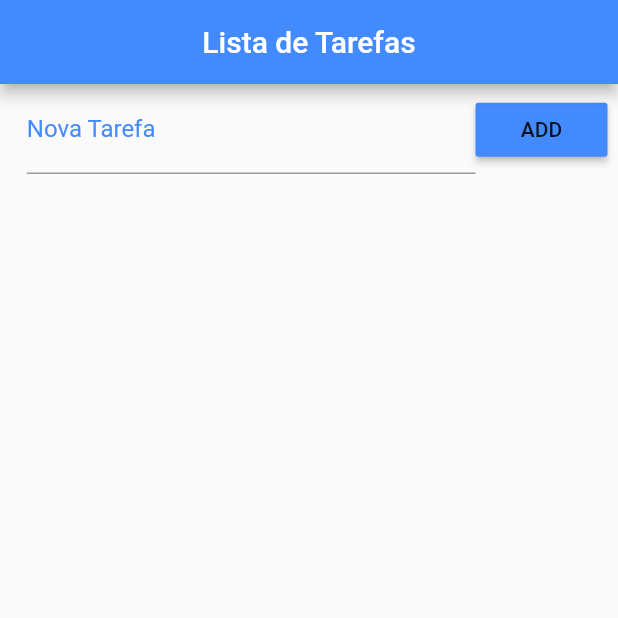
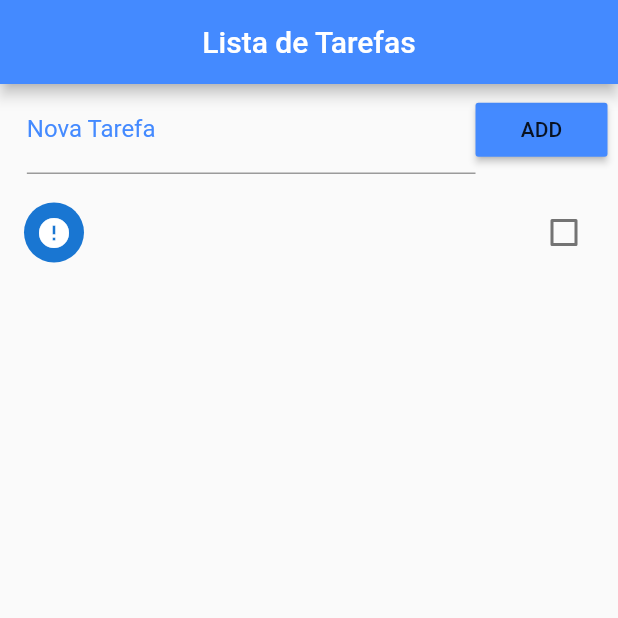
Before and after one commit to Gileade/Flutter-ListaDeTarefas, a Flutter app: the screen it shows after launch, after a tap on "ADD", on a phone screen of 412 x 824 dp, the top half of it. Run offline on Flutter 3.47's test engine with Material 2 defaults, Android fonts, the phone set to English and light mode, and no system bars.

Commit message:
Add Lista de Tarefas

```diff
--- a/lib/main.dart
+++ b/lib/main.dart
@@ -16,7 +16,18 @@ class Home extends StatefulWidget {
 }
 
 class _HomeState extends State<Home> {
-  List _toDoList = [];
+  final _toDoController = TextEditingController();
+  List<Map<String, dynamic>> _toDoList = List<Map<String, dynamic>>();
+
+  void _addToDo(){
+    setState(() {
+      Map<String, dynamic> newTodo = Map();
+      newTodo["title"] = _toDoController.text;
+      _toDoController.text = "";
+      newTodo["ok"] = false;
+      _toDoList.add(newTodo);
+    });
+  }
 
   @override
   Widget build(BuildContext context) {
@@ -34,6 +45,7 @@ class _HomeState extends State<Home> {
               children: <Widget>[
                 Expanded(
                   child: TextField(
+                    controller: _toDoController,
                     decoration: InputDecoration(
                       labelText: "Nova Tarefa",
                       labelStyle: TextStyle(color: Colors.blueAccent),
@@ -43,9 +55,29 @@ class _HomeState extends State<Home> {
                 RaisedButton(
                   color: Colors.blueAccent,
                   child: Text("ADD"),
-                  onPressed: (){},
+                  onPressed: _addToDo,
                 )
               ],
+            ),
+          ),
+          Expanded(
+            child: ListView.builder(
+                padding: EdgeInsets.only(top: 10.0),
+                itemCount: _toDoList.length,
+                itemBuilder: (context, index){
+                  return CheckboxListTile(
+                    title: Text(_toDoList[index]["title"]),
+                    value: _toDoList[index]["ok"],
+                    secondary: CircleAvatar(
+                      child: Icon(_toDoList[index]["ok"] ? Icons.check : Icons.error),
+                    ),
+                    onChanged: (trueOrFalse){
+                      setState(() {
+                        _toDoList[index]["ok"] = trueOrFalse;
+                      });
+                    },
+                  );
+                },
             ),
           )
         ],
```
